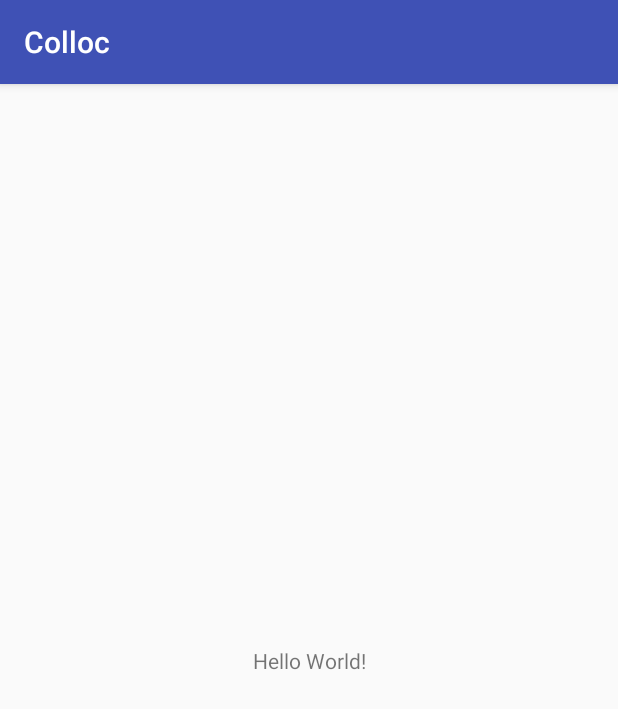
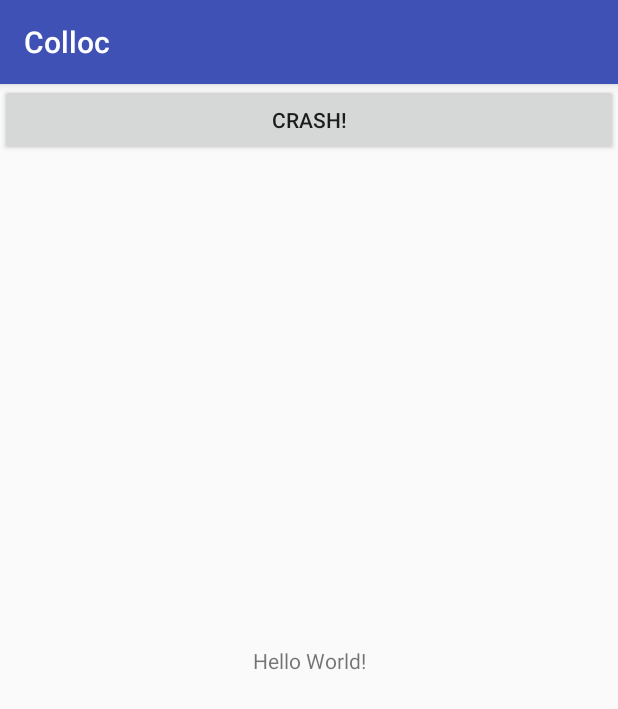
Before and after one commit to rxstudyteam/colloc, an Android app: the screen it shows after launch (MainActivity), on a phone screen of 412 x 824 dp. Shown: the top 709 px of the screen. Run offline under Robolectric (Android 15) with nearby library versions, the phone set to English and light mode, and no system bars; libraries missing offline, so code that uses them is left out: com.crashlytics.android, io.fabric.sdk.

Commit message:
Crashlytics 추가설정. 기본 파이어베이스를 설정고. gms 까지 설정 되어 있어야 리포트가 올라간다.

```diff
--- a/app/src/main/java/com/karrel/colloc/MainActivity.kt
+++ b/app/src/main/java/com/karrel/colloc/MainActivity.kt
@@ -1,7 +1,16 @@
 package com.karrel.colloc
 
 import android.os.Bundle
+import android.view.View
 import com.karrel.colloc.base.BaseActivity
+import android.view.ViewGroup
+import android.widget.Button
+import com.crashlytics.android.Crashlytics
+import io.fabric.sdk.android.Fabric
+
+
+
+
 
 class MainActivity : BaseActivity() {
 
@@ -13,6 +22,24 @@ class MainActivity : BaseActivity() {
     override fun onCreate(savedInstanceState: Bundle?) {
         super.onCreate(savedInstanceState)
         // do something
+
+//        val fabric = Fabric.Builder(this)
+//                .kits(Crashlytics())
+//                .debuggable(true)           // Enables Crashlytics debugger
+//                .build()
+//        Fabric.with(fabric)
+
+        val crashButton = Button(this)
+        crashButton.setText("Crash!")
+        crashButton.setOnClickListener(object : View.OnClickListener {
+            override fun onClick(view: View) {
+                Crashlytics.getInstance().crash() // Force a crash
+            }
+        })
+        addContentView(crashButton,
+                ViewGroup.LayoutParams(ViewGroup.LayoutParams.MATCH_PARENT,
+                        ViewGroup.LayoutParams.WRAP_CONTENT))
+
     }
 
     override val initView: () -> Unit = {
--- a/build.gradle
+++ b/build.gradle
@@ -9,7 +9,7 @@ buildscript {
     dependencies {
         classpath 'com.android.tools.build:gradle:3.3.0-alpha02'
         classpath "org.jetbrains.kotlin:kotlin-gradle-plugin:$kotlin_version"
-
+        classpath 'com.google.gms:google-services:3.2.0'
         // NOTE: Do not place your application dependencies here; they belong
         // in the individual module build.gradle files
     }
```
Also changed, not shown: app/build.gradle (+6 -4 lines), app/src/main/AndroidManifest.xml (+8 -1 lines), 1 other file.
